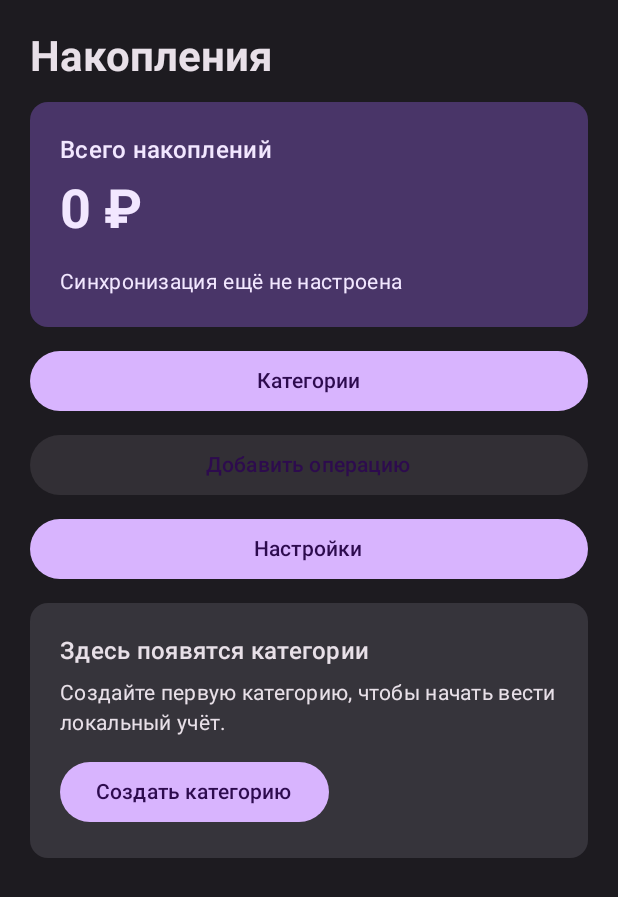
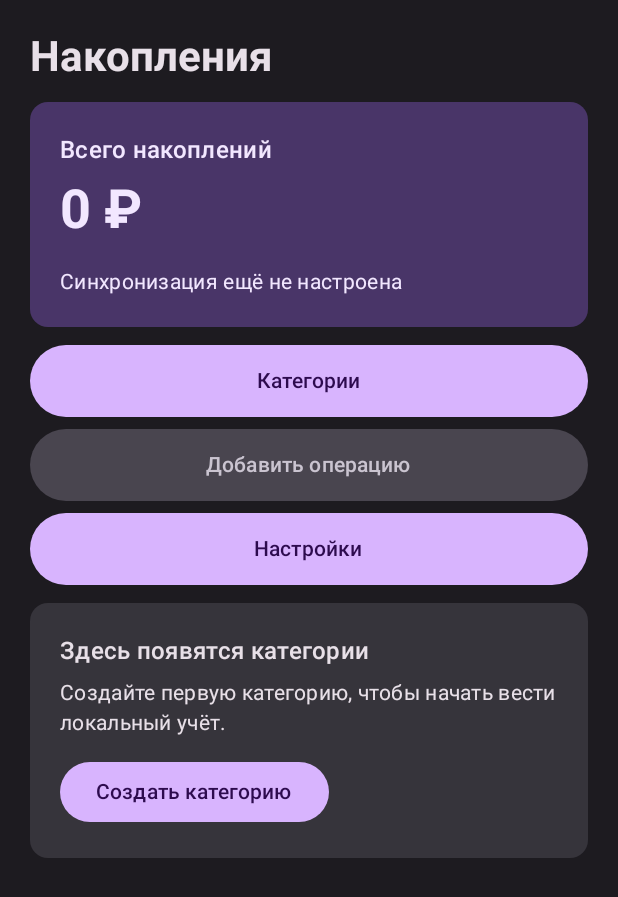
Before and after one commit to mihascor/Reserve_Sin, an Android app built with Jetpack Compose: the screen it shows after launch (MainActivity), on a phone screen of 412 x 824 dp. Shown: the top 897 px of the screen. Run offline under Robolectric (Android 15) with nearby library versions, the light colour scheme and no system bars; our stand-ins replace Room's generated code.

Commit message:
Кнопки всплывашки

```diff
--- a/androidApp/src/main/java/ru/reserve/sin/ui/home/HomeScreen.kt
+++ b/androidApp/src/main/java/ru/reserve/sin/ui/home/HomeScreen.kt
@@ -1,6 +1,9 @@
 package ru.reserve.sin.ui.home
 
+import androidx.compose.foundation.background
+import androidx.compose.foundation.clickable
 import androidx.compose.foundation.layout.Arrangement
+import androidx.compose.foundation.layout.Box
 import androidx.compose.foundation.layout.Column
 import androidx.compose.foundation.layout.PaddingValues
 import androidx.compose.foundation.layout.Row
@@ -15,7 +18,6 @@ import androidx.compose.foundation.lazy.items
 import androidx.compose.material3.Card
 import androidx.compose.material3.CardDefaults
 import androidx.compose.material3.Button
-import androidx.compose.material3.ButtonDefaults
 import androidx.compose.material3.CircularProgressIndicator
 import androidx.compose.material3.LinearProgressIndicator
 import androidx.compose.material3.MaterialTheme
@@ -25,6 +27,7 @@ import androidx.compose.runtime.collectAsState
 import androidx.compose.runtime.getValue
 import androidx.compose.ui.Alignment
 import androidx.compose.ui.Modifier
+import androidx.compose.foundation.shape.RoundedCornerShape
 import androidx.compose.ui.text.font.FontWeight
 import androidx.compose.ui.text.style.TextOverflow
 import androidx.compose.ui.unit.dp
@@ -83,28 +86,13 @@ fun HomeScreen(
         }
         item {
             Column(verticalArrangement = Arrangement.spacedBy(8.dp)) {
-                Button(
-                    onClick = onManageCategories,
-                    modifier = Modifier.fillMaxWidth(),
-                    colors = homeActionButtonColors(),
-                ) {
-                    Text("Категории", color = ReserveSinPrimaryButtonText)
-                }
-                Button(
+                HomeActionButton(text = "Категории", onClick = onManageCategories)
+                HomeActionButton(
+                    text = "Добавить операцию",
                     onClick = onAddOperation,
                     enabled = state.categories.isNotEmpty(),
-                    modifier = Modifier.fillMaxWidth(),
-                    colors = homeActionButtonColors(),
-                ) {
-                    Text("Добавить операцию", color = ReserveSinPrimaryButtonText)
-                }
-                Button(
-                    onClick = onOpenSettings,
-                    modifier = Modifier.fillMaxWidth(),
-                    colors = homeActionButtonColors(),
-                ) {
-                    Text("Настройки", color = ReserveSinPrimaryButtonText)
-                }
+                )
+                HomeActionButton(text = "Настройки", onClick = onOpenSettings)
             }
         }
         if (state.categories.isEmpty()) {
@@ -125,10 +113,25 @@ fun HomeScreen(
 }
 
 @Composable
-private fun homeActionButtonColors() = ButtonDefaults.buttonColors(
-    containerColor = ReserveSinPrimaryButtonBackground,
-    contentColor = ReserveSinPrimaryButtonText,
-)
+private fun HomeActionButton(text: String, onClick: () -> Unit, enabled: Boolean = true) {
+    Box(
+        modifier = Modifier
+            .fillMaxWidth()
+            .height(48.dp)
+            .background(
+                color = if (enabled) ReserveSinPrimaryButtonBackground else MaterialTheme.colorScheme.surfaceVariant,
+                shape = RoundedCornerShape(24.dp),
+            )
+            .clickable(enabled = enabled, onClick = onClick),
+        contentAlignment = Alignment.Center,
+    ) {
+        Text(
+            text = text,
+            color = if (enabled) ReserveSinPrimaryButtonText else MaterialTheme.colorScheme.onSurfaceVariant,
+            style = MaterialTheme.typography.labelLarge,
+        )
+    }
+}
 
 @Composable
 private fun TotalBalanceCard(
```
Also changed, not shown: androidApp/src/main/java/ru/reserve/sin/ui/operation/OperationScreen.kt (+33 -11 lines), 1 other file.
